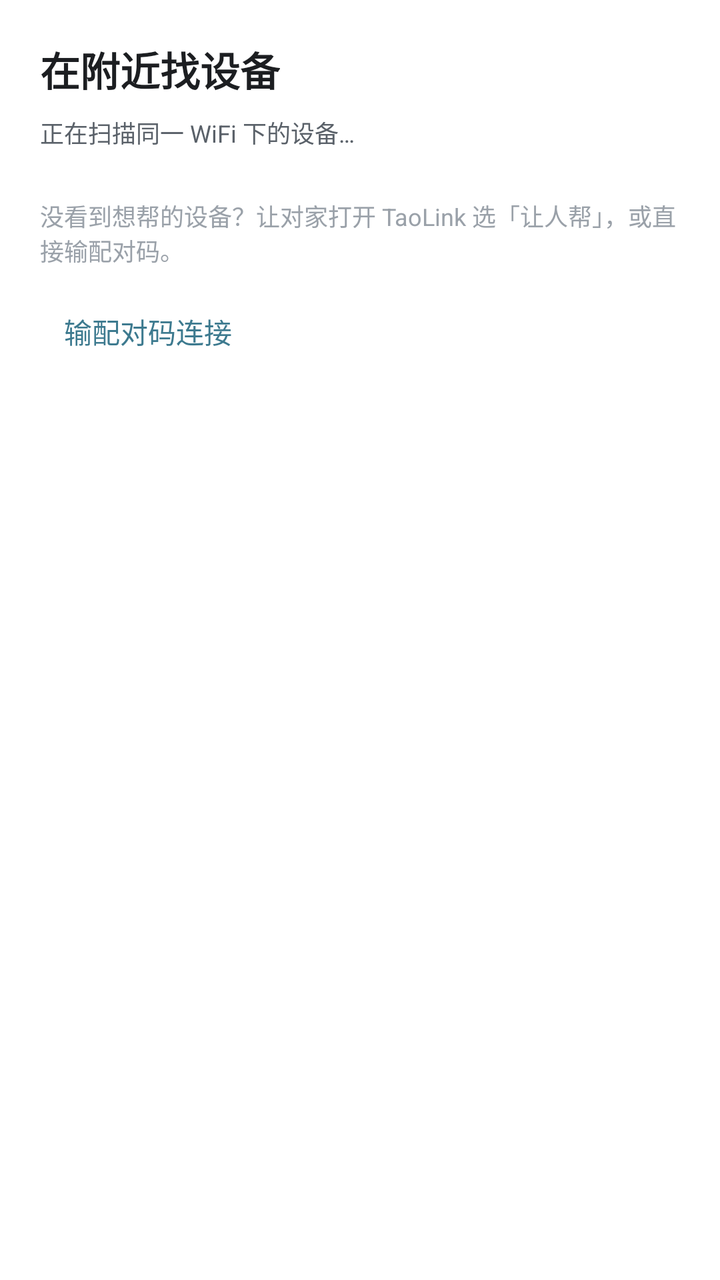
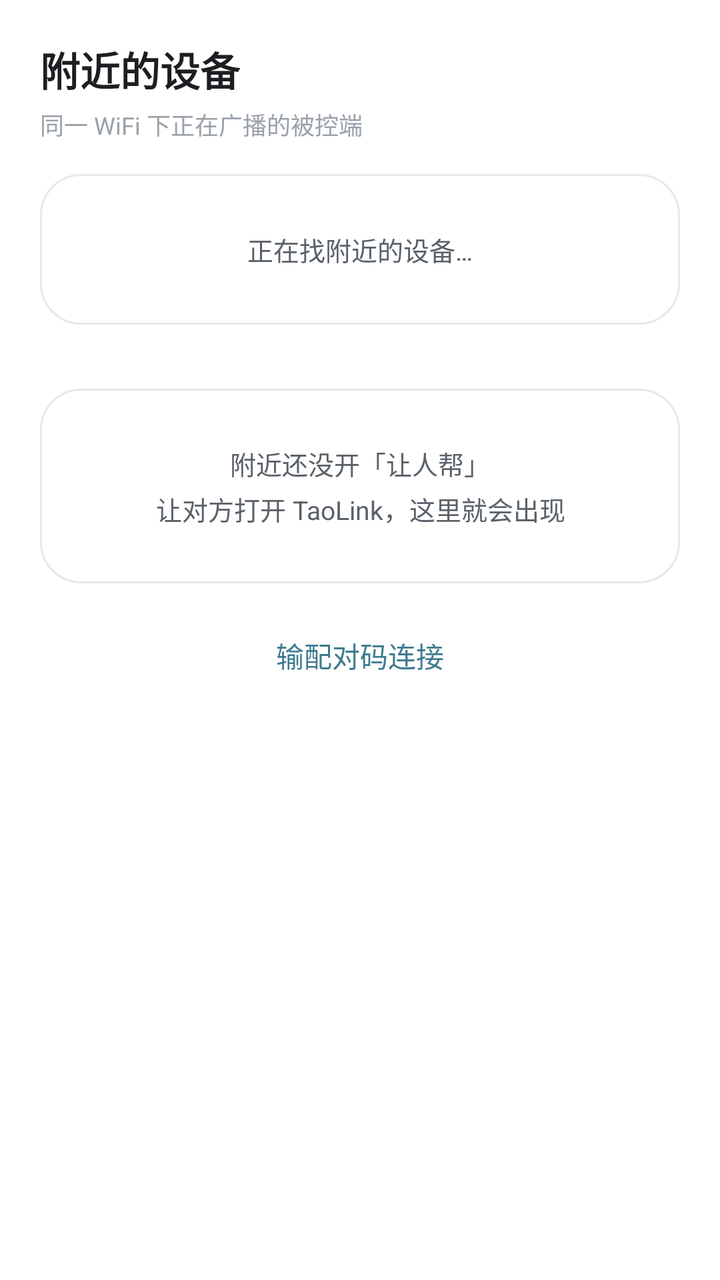

Compare the two renders of this Android layout. The source of the first and the diff that turns it into the second are given below.
<!-- AndroidManifest.xml: application theme Theme.TaoLink -->
<!-- res/layout/activity_discover.xml -->
<?xml version="1.0" encoding="utf-8"?>
<LinearLayout xmlns:android="http://schemas.android.com/apk/res/android"
    android:layout_width="match_parent"
    android:layout_height="match_parent"
    android:background="@color/brand_bg"
    android:orientation="vertical"
    android:padding="20dp">

    <TextView
        android:layout_width="wrap_content"
        android:layout_height="wrap_content"
        android:text="@string/discover_title"
        android:textColor="@color/brand_text"
        android:textSize="20sp"
        android:textStyle="bold" />

    <TextView
        android:id="@+id/discover_scanning"
        android:layout_width="wrap_content"
        android:layout_height="wrap_content"
        android:layout_marginTop="8dp"
        android:text="@string/discover_scanning"
        android:textColor="@color/brand_text_sub"
        android:textSize="12sp" />

    <LinearLayout
        android:id="@+id/discover_list"
        android:layout_width="match_parent"
        android:layout_height="wrap_content"
        android:layout_marginTop="12dp"
        android:background="@drawable/bg_card"
        android:elevation="2dp"
        android:orientation="vertical"
        android:paddingLeft="16dp"
        android:paddingRight="16dp" />

    <TextView
        android:id="@+id/discover_empty_hint"
        android:layout_width="match_parent"
        android:layout_height="wrap_content"
        android:layout_marginTop="12dp"
        android:text="@string/discover_none_hint"
        android:textColor="@color/gl_ink3"
        android:textSize="12sp" />

    <Button
        android:id="@+id/btn_back_input"
        style="@style/Widget.AppCompat.Button.ButtonBar.AlertDialog"
        android:layout_width="wrap_content"
        android:layout_height="wrap_content"
        android:layout_marginTop="8dp"
        android:text="@string/discover_back_input" />
</LinearLayout>
<!-- resources referenced by this layout -->
<resources>
  <color name="brand_bg">#FFFFFF</color>
  <color name="brand_text">#1C1E21</color>
  <color name="brand_text_sub">#5A6169</color>
  <color name="gl_ink3">#9AA1A9</color>
  <!-- drawable bg_card (drawable) -->
  <?xml version="1.0" encoding="utf-8"?>
  <shape xmlns:android="http://schemas.android.com/apk/res/android" android:shape="rectangle">
      <solid android:color="@color/brand_card" />
      <stroke android:width="1dp" android:color="@color/gl_edge" />
      <corners android:radius="20dp" />
  </shape>
  <string name="discover_back_input">输配对码连接</string>
  <string name="discover_none_hint">没看到想帮的设备？让对家打开 TaoLink 选「让人帮」，或直接输配对码。</string>
  <string name="discover_scanning">正在扫描同一 WiFi 下的设备…</string>
  <string name="discover_title">在附近找设备</string>
  <style name="Theme.TaoLink" parent="Theme.AppCompat.Light.NoActionBar">
          <item name="android:windowBackground">@color/brand_bg</item>
          <item name="android:statusBarColor">@color/brand_bg</item>
          <item name="android:windowLightStatusBar">true</item>
          <item name="colorPrimary">@color/brand_accent</item>
          <item name="colorAccent">@color/brand_accent</item>
          <item name="android:windowOptOutEdgeToEdgeEnforcement" tools:targetApi="35">true</item>
      </style>
  <color name="brand_card">#FFFFFF</color>
  <color name="gl_edge">#1A1C1E21</color>
  <color name="brand_accent">#3D7A8F</color>
</resources>

<!-- the commit's change to res/layout/activity_discover.xml (unified diff, before → after) -->
@@ -15,39 +15,107 @@
         android:textStyle="bold" />
 
     <TextView
-        android:id="@+id/discover_scanning"
         android:layout_width="wrap_content"
         android:layout_height="wrap_content"
-        android:layout_marginTop="8dp"
+        android:layout_marginTop="4dp"
+        android:text="@string/discover_subtitle"
+        android:textColor="@color/gl_ink3"
+        android:textSize="12sp" />
+
+    
+    <TextView
+        android:id="@+id/discover_loading"
+        android:layout_width="match_parent"
+        android:layout_height="wrap_content"
+        android:layout_marginTop="16dp"
+        android:background="@drawable/bg_card"
+        android:elevation="2dp"
+        android:gravity="center"
+        android:padding="28dp"
         android:text="@string/discover_scanning"
         android:textColor="@color/brand_text_sub"
-        android:textSize="12sp" />
+        android:textSize="13sp" />
 
+    
     <LinearLayout
         android:id="@+id/discover_list"
         android:layout_width="match_parent"
         android:layout_height="wrap_content"
-        android:layout_marginTop="12dp"
+        android:layout_marginTop="16dp"
         android:background="@drawable/bg_card"
         android:elevation="2dp"
         android:orientation="vertical"
         android:paddingLeft="16dp"
         android:paddingRight="16dp" />
 
+    
     <TextView
         android:id="@+id/discover_empty_hint"
         android:layout_width="match_parent"
         android:layout_height="wrap_content"
-        android:layout_marginTop="12dp"
+        android:layout_marginTop="16dp"
+        android:background="@drawable/bg_card"
+        android:elevation="2dp"
+        android:gravity="center"
+        android:lineSpacingExtra="4dp"
+        android:padding="28dp"
         android:text="@string/discover_none_hint"
-        android:textColor="@color/gl_ink3"
-        android:textSize="12sp" />
+        android:textColor="@color/brand_text_sub"
+        android:textSize="13sp" />
+
+    
+    <LinearLayout
+        android:id="@+id/discover_fail"
+        android:layout_width="match_parent"
+        android:layout_height="wrap_content"
+        android:layout_marginTop="16dp"
+        android:background="@drawable/bg_card"
+        android:elevation="2dp"
+        android:gravity="center_horizontal"
+        android:orientation="vertical"
+        android:padding="24dp"
+        android:visibility="gone">
+
+        <TextView
+            android:layout_width="wrap_content"
+            android:layout_height="wrap_content"
+            android:text="@string/discover_fail_title"
+            android:textColor="@color/brand_text"
+            android:textSize="15sp"
+            android:textStyle="bold" />
+
+        <TextView
+            android:layout_width="wrap_content"
+            android:layout_height="wrap_content"
+            android:layout_marginTop="6dp"
+            android:gravity="center"
+            android:text="@string/discover_fail_reason"
+            android:textColor="@color/brand_text_sub"
+            android:textSize="12sp" />
+
+        <Button
+            android:id="@+id/btn_discover_retry"
+            android:layout_width="wrap_content"
+            android:layout_height="wrap_content"
+            android:layout_marginTop="14dp"
+            android:text="@string/discover_retry" />
+
+        <TextView
+            android:layout_width="wrap_content"
+            android:layout_height="wrap_content"
+            android:layout_marginTop="8dp"
+            android:gravity="center"
+            android:text="@string/discover_fail_footer"
+            android:textColor="@color/gl_ink3"
+            android:textSize="12sp" />
+    </LinearLayout>
 
     <Button
         android:id="@+id/btn_back_input"
         style="@style/Widget.AppCompat.Button.ButtonBar.AlertDialog"
         android:layout_width="wrap_content"
         android:layout_height="wrap_content"
-        android:layout_marginTop="8dp"
+        android:layout_gravity="center_horizontal"
+        android:layout_marginTop="12dp"
         android:text="@string/discover_back_input" />
 </LinearLayout>
<!-- resource entries referenced after the edit -->
@@ -12,9 +12,14 @@
       <corners android:radius="20dp" />
   </shape>
   <string name="discover_back_input">输配对码连接</string>
-  <string name="discover_none_hint">没看到想帮的设备？让对家打开 TaoLink 选「让人帮」，或直接输配对码。</string>
-  <string name="discover_scanning">正在扫描同一 WiFi 下的设备…</string>
-  <string name="discover_title">在附近找设备</string>
+  <string name="discover_fail_footer">还不行？检查附近设备权限，或改用配对码连接</string>
+  <string name="discover_fail_reason">可能不在同一 WiFi，或对方已关广播</string>
+  <string name="discover_fail_title">找不到设备</string>
+  <string name="discover_none_hint">附近还没开「让人帮」\n让对方打开 TaoLink，这里就会出现</string>
+  <string name="discover_retry">重试</string>
+  <string name="discover_scanning">正在找附近的设备…</string>
+  <string name="discover_subtitle">同一 WiFi 下正在广播的被控端</string>
+  <string name="discover_title">附近的设备</string>
   <style name="Theme.TaoLink" parent="Theme.AppCompat.Light.NoActionBar">
           <item name="android:windowBackground">@color/brand_bg</item>
           <item name="android:statusBarColor">@color/brand_bg</item>
